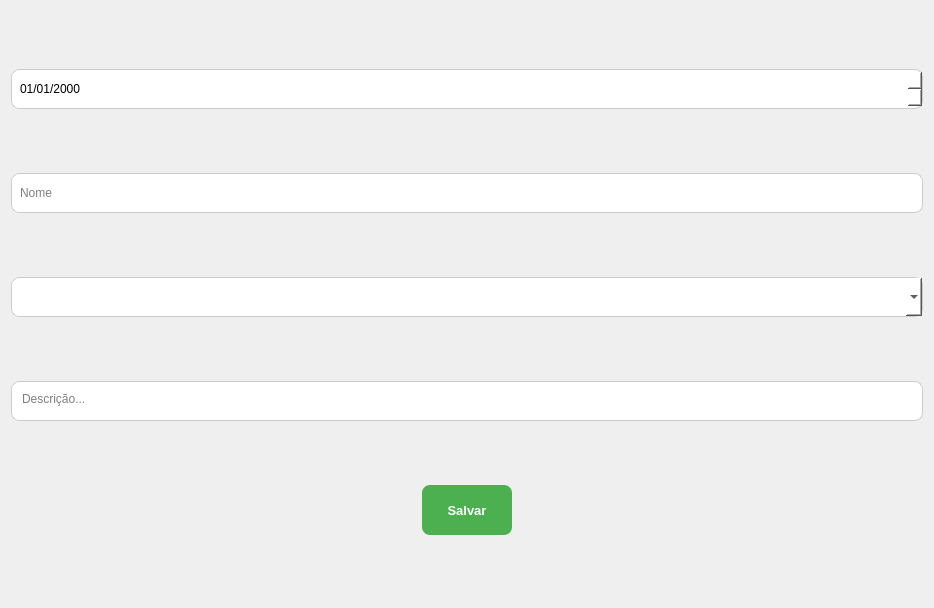
This is App/view/ui/newReport.ui in Caiquef80/Gerenciamento-Escolar as Qt 5 draws it before an edit. The edited form follows.
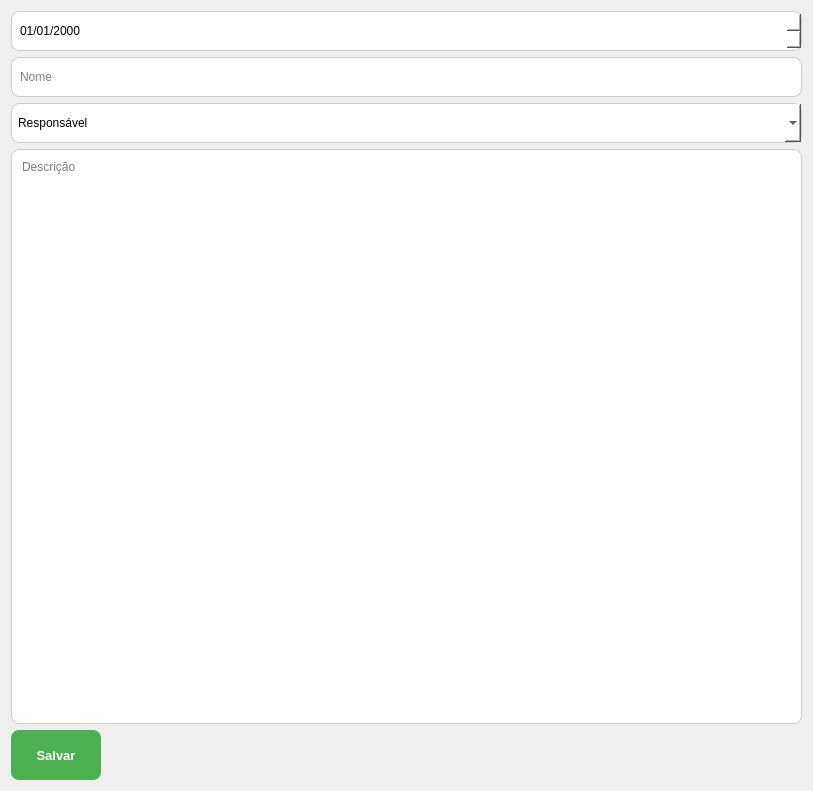
This is the edited form. Icons and pictures are not drawn.

Patch:
```diff
--- a/App/view/ui/newReport.ui
+++ b/App/view/ui/newReport.ui
@@ -6,10 +6,16 @@
    <rect>
     <x>0</x>
     <y>0</y>
-    <width>934</width>
-    <height>608</height>
+    <width>813</width>
+    <height>791</height>
    </rect>
   </property>
+  <property name="minimumSize">
+   <size>
+    <width>0</width>
+    <height>0</height>
+   </size>
+  </property>
   <property name="windowTitle">
    <string>Form</string>
   </property>
@@ -49,9 +55,9 @@
 	
 </string>
   </property>
-  <layout class="QHBoxLayout" name="horizontalLayout">
+  <layout class="QVBoxLayout" name="verticalLayout_2">
    <item>
-    <layout class="QVBoxLayout" name="verticalLayout" stretch="3,3,3,3,0">
+    <layout class="QVBoxLayout" name="verticalLayout" stretch="0,0,0,0,0">
      <property name="bottomMargin">
       <number>0</number>
      </property>
@@ -86,32 +92,54 @@
      </item>
      <item>
       <widget class="QComboBox" name="responsavelCombo">
+       <property name="sizePolicy">
+        <sizepolicy hsizetype="Preferred" vsizetype="Fixed">
+         <horstretch>0</horstretch>
+         <verstretch>0</verstretch>
+        </sizepolicy>
+       </property>
        <property name="maximumSize">
         <size>
          <width>16777215</width>
          <height>40</height>
         </size>
        </property>
+       <property name="styleSheet">
+        <string notr="true">.QComboBox {
+		margin-bottom: 0px;
+}</string>
+       </property>
+       <item>
+        <property name="text">
+         <string>Responsável</string>
+        </property>
+       </item>
       </widget>
      </item>
      <item>
       <widget class="QTextEdit" name="descricaoOcorrencia">
-       <property name="maximumSize">
+       <property name="sizePolicy">
+        <sizepolicy hsizetype="Expanding" vsizetype="Preferred">
+         <horstretch>0</horstretch>
+         <verstretch>0</verstretch>
+        </sizepolicy>
+       </property>
+       <property name="minimumSize">
         <size>
-         <width>16777215</width>
-         <height>40</height>
+         <width>0</width>
+         <height>100</height>
         </size>
        </property>
        <property name="placeholderText">
-        <string>Descrição...</string>
+        <string>Descrição</string>
        </property>
       </widget>
      </item>
-     <item alignment="Qt::AlignHCenter">
+     <item>
       <widget class="QPushButton" name="btnSaveReport">
        <property name="minimumSize">
         <size>
-         <width>90</width>
+         <width>0</width>
          <height>0</height>
         </size>
        </property>
@@ -121,6 +149,11 @@
          <height>50</height>
         </size>
        </property>
+       <property name="styleSheet">
+        <string notr="true">.QPushButton {
+		
+}</string>
+       </property>
        <property name="text">
         <string>Salvar</string>
        </property>
```
Left out of the diff: 6 changed lines with no effect on the pictures.
